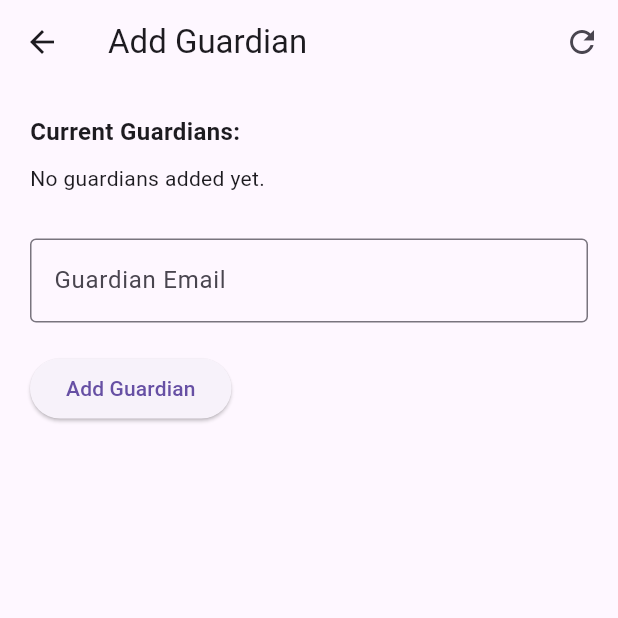
After one commit to Rakiul-Islam/Garud, a Flutter app: the HomePage screen opened directly, after a tap on "Add Guardian", on a phone screen of 412 x 824 dp, the top half of it. The commit adds this screen. Run offline on Flutter 3.47's test engine with Material 3 defaults, Android fonts, the light colour scheme and no system bars; our stand-ins replace bloc, cloud_firestore, equatable, firebase_auth, firebase_core, firebase_messaging and 3 more; accounts and stored records are empty; generated files the repository leaves out were written again.

Commit message:
Implement user management features with guardian addition and deletion

```diff
--- /dev/null
+++ b/client/lib/blocs/user/user_bloc.dart
@@ -0,0 +1,106 @@
+import 'package:bloc/bloc.dart';
+import 'package:cloud_firestore/cloud_firestore.dart';
+import 'package:firebase_auth/firebase_auth.dart';
+
+import 'user_event.dart';
+import 'user_state.dart';
+
+class UserBloc extends Bloc<UserEvent, UserState> {
+  UserBloc() : super(UserInitial()) {
+    on<AddGuardianRequested>(_onAddGuardianRequested);
+    on<FetchGuardiansRequested>(_onFetchGuardiansRequested);
+    on<DeleteGuardianRequested>(_onDeleteGuardianRequested);
+  }
+
+  Future<void> _onAddGuardianRequested(
+      AddGuardianRequested event, Emitter<UserState> emit) async {
+    emit(GuardianAddInProgress());
+    try {
+      final currentUser = FirebaseAuth.instance.currentUser;
+      if (currentUser == null) throw Exception("User not logged in");
+
+      final querySnapshot = await FirebaseFirestore.instance
+          .collection('users')
+          .where('email', isEqualTo: event.guardianEmail)
+          .limit(1)
+          .get();
+
+      if (querySnapshot.docs.isEmpty) {
+        throw Exception("Guardian not found");
+      }
+
+      final guardianUid = querySnapshot.docs.first.id;
+
+      if (guardianUid == currentUser.uid) {
+        throw Exception("You can't add yourself as a guardian");
+      }
+
+      await FirebaseFirestore.instance
+          .collection('users')
+          .doc(currentUser.uid)
+          .update({
+        'guardians': FieldValue.arrayUnion([guardianUid])
+      });
+
+      emit(GuardianAdded());
+      add(FetchGuardiansRequested()); // refresh list
+    } catch (e) {
+      emit(GuardianAddFailed(e.toString()));
+    }
+  }
+
+  Future<void> _onFetchGuardiansRequested(
+      FetchGuardiansRequested event, Emitter<UserState> emit) async {
+    emit(GuardiansLoadInProgress());
+    try {
+      final currentUser = FirebaseAuth.instance.currentUser;
+      if (currentUser == null) throw Exception("User not logged in");
+
+      final userDoc = await FirebaseFirestore.instance
+          .collection('users')
+          .doc(currentUser.uid)
+          .get();
+
+      final guardianUids =
+          List<String>.from(userDoc.data()?['guardians'] ?? []);
+
+      List<Map<String, String>> tempList = [];
+
+      for (String uid in guardianUids) {
+        final guardianDoc = await FirebaseFirestore.instance
+            .collection('users')
+            .doc(uid)
+            .get();
+        if (guardianDoc.exists && guardianDoc.data()?['email'] != null) {
+          tempList.add({
+            'uid': uid,
+            'email': guardianDoc.data()!['email'],
+          });
+        }
+      }
+
+      emit(GuardiansLoaded(tempList));
+    } catch (e) {
+      emit(GuardianAddFailed(e.toString()));
+    }
+  }
+
+  Future<void> _onDeleteGuardianRequested(
+      DeleteGuardianRequested event, Emitter<UserState> emit) async {
+    try {
+      final currentUser = FirebaseAuth.instance.currentUser;
+      if (currentUser == null) throw Exception("User not logged in");
+
+      await FirebaseFirestore.instance
+          .collection('users')
+          .doc(currentUser.uid)
+          .update({
+        'guardians': FieldValue.arrayRemove([event.uidToRemove])
+      });
+
+      add(FetchGuardiansRequested());
+    } catch (e) {
+      emit(GuardianDeleteFailed(e.toString()));
+    }
+  }
+}
--- /dev/null
+++ b/client/lib/blocs/user/user_event.dart
@@ -0,0 +1,23 @@
+import 'package:equatable/equatable.dart';
+
+abstract class UserEvent extends Equatable {
+  const UserEvent();
+  @override
+  List<Object> get props => [];
+}
+
+class AddGuardianRequested extends UserEvent {
+  final String guardianEmail;
+  const AddGuardianRequested(this.guardianEmail);
+  @override
+  List<Object> get props => [guardianEmail];
+}
+
+class FetchGuardiansRequested extends UserEvent {}
+
+class DeleteGuardianRequested extends UserEvent {
+  final String uidToRemove;
+  const DeleteGuardianRequested(this.uidToRemove);
+  @override
+  List<Object> get props => [uidToRemove];
+}
--- /dev/null
+++ b/client/lib/blocs/user/user_state.dart
@@ -0,0 +1,36 @@
+import 'package:equatable/equatable.dart';
+
+abstract class UserState extends Equatable {
+  const UserState();
+  @override
+  List<Object?> get props => [];
+}
+
+class UserInitial extends UserState {}
+
+class GuardianAddInProgress extends UserState {}
+
+class GuardianAdded extends UserState {}
+
+class GuardianAddFailed extends UserState {
+  final String message;
+  const GuardianAddFailed(this.message);
+  @override
+  List<Object?> get props => [message];
+}
+
+class GuardiansLoadInProgress extends UserState {}
+
+class GuardiansLoaded extends UserState {
+  final List<Map<String, String>> guardians;
+  const GuardiansLoaded(this.guardians);
+  @override
+  List<Object?> get props => [guardians];
+}
+
+class GuardianDeleteFailed extends UserState {
+  final String message;
+  const GuardianDeleteFailed(this.message);
+  @override
+  List<Object?> get props => [message];
+}
--- a/client/lib/main.dart
+++ b/client/lib/main.dart
@@ -2,6 +2,7 @@ import 'package:flutter/material.dart';
 import 'package:flutter_bloc/flutter_bloc.dart';
 import 'package:firebase_core/firebase_core.dart';
 import 'package:firebase_messaging/firebase_messaging.dart';
+import 'package:garudclient/blocs/user/user_bloc.dart';
 import 'firebase_options.dart';
 import 'screens/login_page.dart';
 import 'services/notification_service.dart';
@@ -26,13 +27,16 @@ class MyApp extends StatelessWidget {
 
   @override
   Widget build(BuildContext context) {
-    return BlocProvider(
-      create: (_) => AuthBloc(_authRepository),
-      child: MaterialApp(
-        title: 'FCM Messaging App',
+    return MultiBlocProvider(
+  providers: [
+    BlocProvider<AuthBloc>(create: (_) => AuthBloc(_authRepository)),
+    BlocProvider<UserBloc>(create: (_) => UserBloc()),
+  ],
+  child: MaterialApp(
+        title: 'Garud',
         theme: ThemeData(primarySwatch: Colors.blue),
         home: LoginPage(),
       ),
-    );
+);
   }
 }
--- /dev/null
+++ b/client/lib/screens/add_guardians_page.dart
@@ -0,0 +1,117 @@
+import 'package:flutter/material.dart';
+import 'package:flutter_bloc/flutter_bloc.dart';
+import '../blocs/user/user_bloc.dart';
+import '../blocs/user/user_event.dart';
+import '../blocs/user/user_state.dart';
+
+class AddGuardianPage extends StatefulWidget {
+  const AddGuardianPage({super.key});
+
+  @override
+  State<AddGuardianPage> createState() => _AddGuardianPageState();
+}
+
+class _AddGuardianPageState extends State<AddGuardianPage> {
+  final TextEditingController _emailController = TextEditingController();
+
+  @override
+  void initState() {
+    super.initState();
+    context.read<UserBloc>().add(FetchGuardiansRequested());
+  }
+
+  void _submitGuardian() {
+    final email = _emailController.text.trim();
+    if (email.isNotEmpty) {
+      context.read<UserBloc>().add(AddGuardianRequested(email));
+    } else {
+      ScaffoldMessenger.of(context).showSnackBar(
+        const SnackBar(content: Text('Please enter an email')),
+      );
+    }
+  }
+
+  @override
+  Widget build(BuildContext context) {
+    return Scaffold(
+      appBar: AppBar(
+        title: const Text('Add Guardian'),
+        actions: [
+          IconButton(
+            icon: const Icon(Icons.refresh),
+            onPressed: () => context.read<UserBloc>().add(FetchGuardiansRequested()),
+            tooltip: 'Refresh Guardian List',
+          ),
+        ],
+      ),
+      body: BlocConsumer<UserBloc, UserState>(
+        listener: (context, state) {
+          if (state is GuardianAdded) {
+            ScaffoldMessenger.of(context).showSnackBar(
+              const SnackBar(content: Text('Guardian added successfully')),
+            );
+            _emailController.clear();
+          } else if (state is GuardianAddFailed || state is GuardianDeleteFailed) {
+            final message = (state as dynamic).message;
+            ScaffoldMessenger.of(context).showSnackBar(
+              SnackBar(content: Text(message)),
+            );
+          }
+        },
+        builder: (context, state) {
+          final isLoading = state is GuardiansLoadInProgress || state is GuardianAddInProgress;
+
+          return Padding(
+            padding: const EdgeInsets.all(20),
+            child: Column(
+              crossAxisAlignment: CrossAxisAlignment.start,
+              children: [
+                const Text(
+                  'Current Guardians:',
+                  style: TextStyle(fontSize: 16, fontWeight: FontWeight.bold),
+                ),
+                const SizedBox(height: 10),
+                if (isLoading)
+                  const Center(child: CircularProgressIndicator())
+                else if (state is GuardiansLoaded && state.guardians.isEmpty)
+                  const Text('No guardians added yet.')
+                else if (state is GuardiansLoaded)
+                  ...state.guardians.map(
+                    (guardian) => ListTile(
+                      leading: const Icon(Icons.person),
+                      title: Text(guardian['email'] ?? ''),
+                      trailing: IconButton(
+                        icon: const Icon(Icons.delete, color: Colors.red),
+                        onPressed: () => context
+                            .read<UserBloc>()
+                            .add(DeleteGuardianRequested(guardian['uid']!)),
+                      ),
+                    ),
+                  ),
+                const SizedBox(height: 30),
+                TextField(
+                  controller: _emailController,
+                  decoration: const InputDecoration(
+                    labelText: 'Guardian Email',
+                    border: OutlineInputBorder(),
+                  ),
+                ),
+                const SizedBox(height: 20),
+                ElevatedButton(
+                  onPressed: isLoading ? null : _submitGuardian,
+                  child: isLoading
+                      ? const SizedBox(
+                          width: 20,
+                          height: 20,
+                          child: CircularProgressIndicator(strokeWidth: 2),
+                        )
+                      : const Text('Add Guardian'),
+                ),
+              ],
+            ),
+          );
+        },
+      ),
+    );
+  }
+}
--- a/client/lib/screens/home_page.dart
+++ b/client/lib/screens/home_page.dart
@@ -1,6 +1,7 @@
 import 'package:firebase_auth/firebase_auth.dart';
 import 'package:flutter/material.dart';
 import 'login_page.dart';
+import 'add_guardians_page.dart'; // <-- Import this
 
 class HomePage extends StatelessWidget {
   const HomePage({super.key});
@@ -11,6 +12,13 @@ class HomePage extends StatelessWidget {
       context,
       MaterialPageRoute(builder: (_) => LoginPage()),
       (route) => false,
+    );
+  }
+
+  void _goToAddGuardianPage(BuildContext context) {
+    Navigator.push(
+      context,
+      MaterialPageRoute(builder: (_) => const AddGuardianPage()),
     );
   }
 
@@ -28,6 +36,12 @@ class HomePage extends StatelessWidget {
                 style: const TextStyle(fontSize: 20)),
             const SizedBox(height: 20),
             ElevatedButton.icon(
+              icon: const Icon(Icons.group_add),
+              label: const Text('Add Guardian'),
+              onPressed: () => _goToAddGuardianPage(context),
+            ),
+            const SizedBox(height: 10),
+            ElevatedButton.icon(
               icon: const Icon(Icons.logout),
               label: const Text('Logout'),
               onPressed: () => _logout(context),
--- a/client/pubspec.yaml
+++ b/client/pubspec.yaml
@@ -39,6 +39,7 @@ dependencies:
   firebase_auth: ^5.5.2
   googleapis_auth: ^1.6.0
   flutter_local_notifications: ^19.1.0
+  equatable: ^2.0.7
 
 
   # The following adds the Cupertino Icons font to your application.
```
Also changed, not shown: client/lib/user_bloc.dart (added), client/pubspec.lock.
